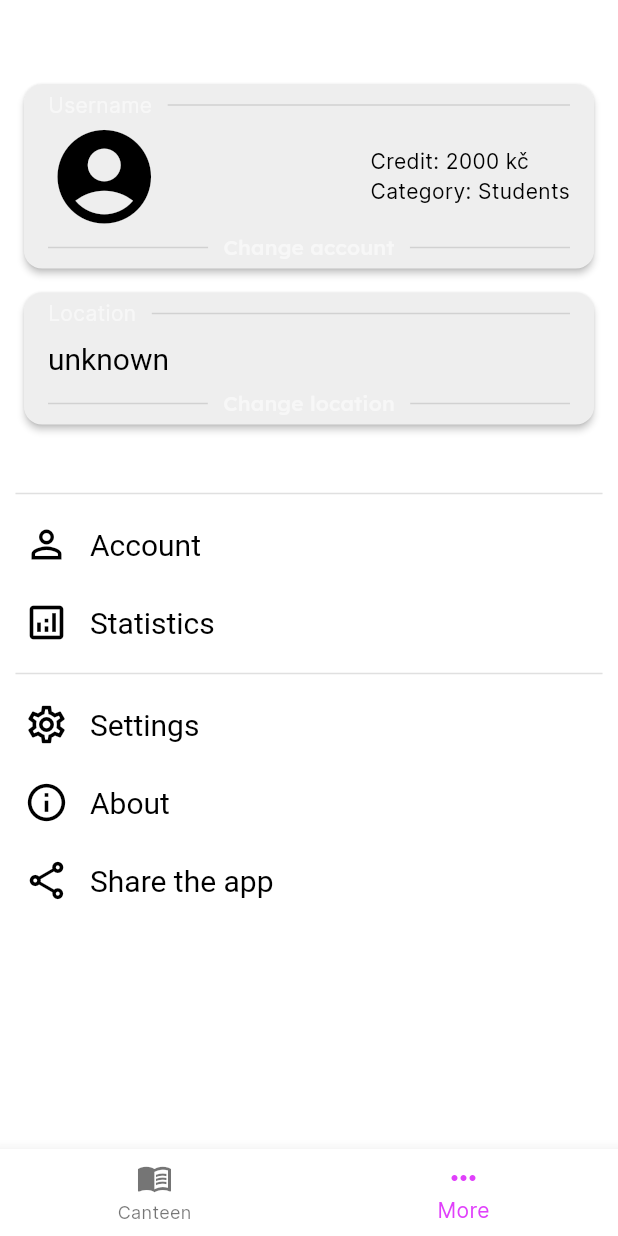
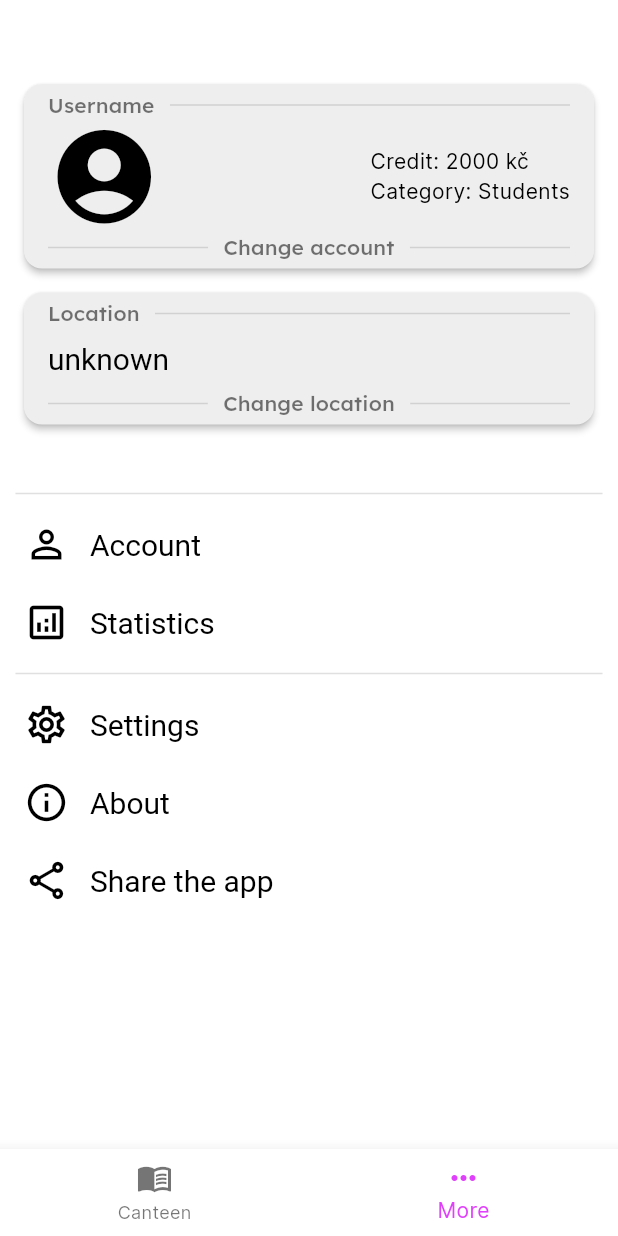
Before and after one commit to App-Elevate/AUT.aplikace-legacy, a Flutter app: the NavigationScreen screen opened directly, item 2 of the bottom bar chosen, on a phone screen of 412 x 824 dp. Run offline on Flutter 3.47's test engine with Material 3 defaults, Android fonts, the phone set to English and light mode, and no system bars; our stand-ins replace awesome_notifications, firebase_analytics, firebase_core, firebase_crashlytics, flutter_secure_storage, flutter_svg and 10 more; missing offline and left inert: background_fetch, canteenlib, enum_to_string, icons_flutter; accounts and stored records are empty; statements that could not run were skipped.

Commit message:
change text Style in lined card

```diff
--- a/lib/shared_widgets/lined_card.dart
+++ b/lib/shared_widgets/lined_card.dart
@@ -32,7 +32,7 @@ class LinedCard extends StatelessWidget {
           child: Column(
             mainAxisSize: MainAxisSize.min,
             children: [
-              dividerWithText(title, titleTextAlign),
+              dividerWithText(context, text: title, textAlign: titleTextAlign),
               child ?? const SizedBox(),
               footerButton(context),
             ],
@@ -43,7 +43,7 @@ class LinedCard extends StatelessWidget {
   }
 
   Widget footerButton(BuildContext context) {
-    if (!smallButton) return dividerWithText(footer, footerTextAlign);
+    if (!smallButton) return dividerWithText(context, text: footer, textAlign: footerTextAlign);
     return MaterialButton(
       visualDensity: const VisualDensity(vertical: -4),
       materialTapTargetSize: MaterialTapTargetSize.shrinkWrap,
@@ -53,11 +53,11 @@ class LinedCard extends StatelessWidget {
       highlightColor: Colors.transparent,
       textColor: Theme.of(context).colorScheme.primary,
       onPressed: onPressed,
-      child: dividerWithText(footer, footerTextAlign),
+      child: dividerWithText(context, text: footer, textAlign: footerTextAlign),
     );
   }
 
-  Widget dividerWithText(String? text, TextAlign textAlign) {
+  Widget dividerWithText(BuildContext context, {String? text, TextAlign? textAlign}) {
     if (text == null) {
       return const CustomDivider(isTransparent: false, hasIndent: false);
     }
@@ -65,7 +65,7 @@ class LinedCard extends StatelessWidget {
       children: [
         if (textAlign != TextAlign.start && textAlign != TextAlign.left && textAlign != TextAlign.justify)
           const Flexible(child: CustomDivider(isTransparent: false, hasIndent: false)),
-        Text(text, style: const TextStyle(color: Colors.white54)),
+        Text(text, style: Theme.of(context).textTheme.labelLarge),
         if (textAlign != TextAlign.end && textAlign != TextAlign.right)
           const Flexible(child: CustomDivider(isTransparent: false, hasEndIndent: false)),
       ],
```
